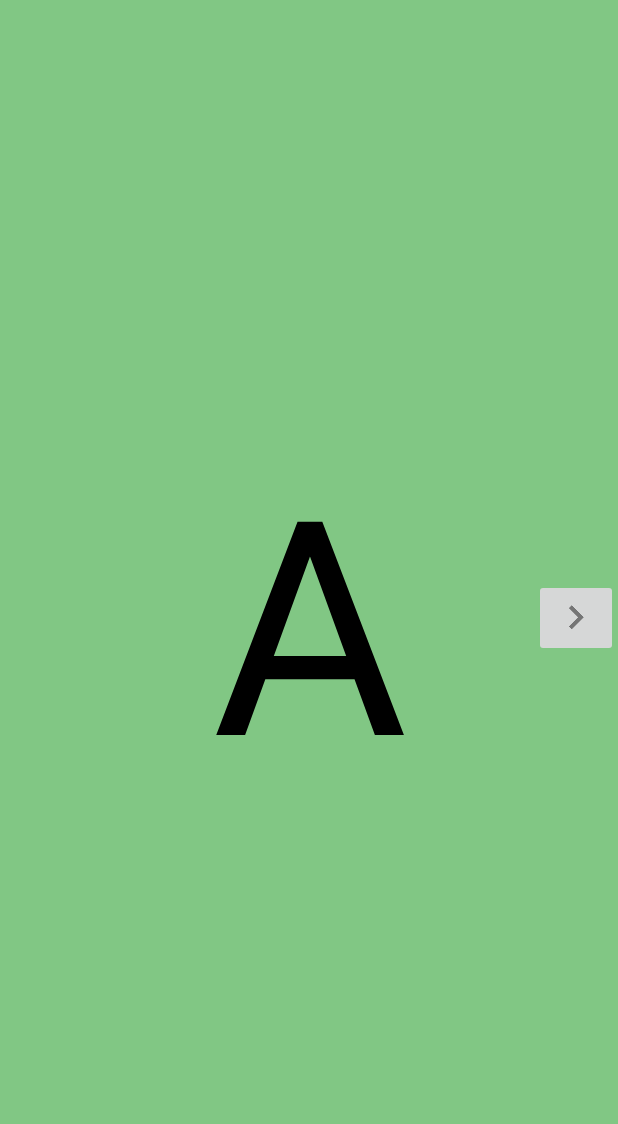
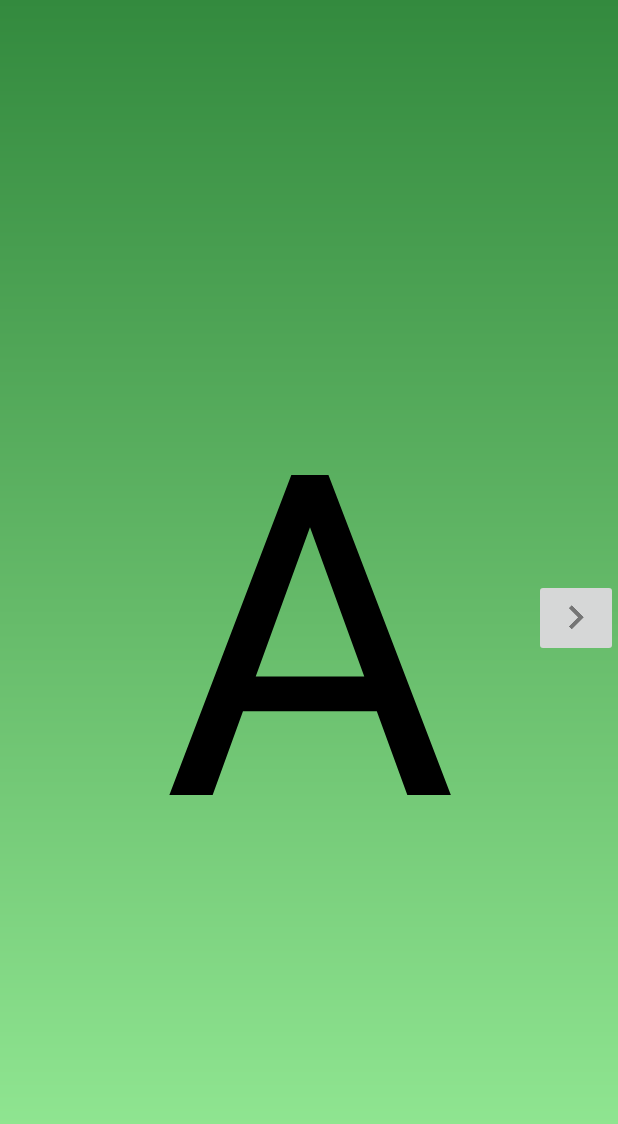
Before and after one commit to baghaii/Alphabetical, an Android app: the screen it shows after launch (AlphabetPagerActivity), on a phone screen of 412 x 824 dp. Shown: the top 1124 px of the screen. Run offline under Robolectric (Android 15) with nearby library versions, the phone set to English and light mode, and no system bars; pictures from the network do not load; 1 statement that could not run was skipped.

Commit message:
Increase visual appeal
Add a background gradient to the letters.
Use setPageTransformer on the ViewPager.

```diff
--- a/app/src/main/AndroidManifest.xml
+++ b/app/src/main/AndroidManifest.xml
@@ -1,6 +1,12 @@
 <?xml version="1.0" encoding="utf-8"?>
 <manifest package="com.sepidehmiller.alphabetical"
           xmlns:android="http://schemas.android.com/apk/res/android">
+  <supports-screens
+    android:smallScreens="true"
+    android:normalScreens="true"
+    android:largeScreens= "true"
+    android:xlargeScreens="true"
+    android:anyDensity="true" />
 
   <application
     android:allowBackup="true"
--- a/app/src/main/java/com/sepidehmiller/alphabetical/AlphabetPagerActivity.java
+++ b/app/src/main/java/com/sepidehmiller/alphabetical/AlphabetPagerActivity.java
@@ -1,6 +1,7 @@
 package com.sepidehmiller.alphabetical;
 
 import android.os.Bundle;
+import android.support.annotation.NonNull;
 import android.support.v4.view.ViewPager;
 import android.support.v7.app.AppCompatActivity;
 import android.view.View;
@@ -31,6 +32,17 @@ public class AlphabetPagerActivity extends AppCompatActivity {
     mViewPager = (ViewPager) findViewById(R.id.activity_alphabet_pager_view_pager);
     final AlphabetPagerAdapter adapter = new AlphabetPagerAdapter(this, mSoundPlayer);
     mViewPager.setAdapter(adapter);
+
+    //http://andraskindler.com/blog/2013/create-viewpager-transitions-a-pagertransformer-example/
+    mViewPager.setPageTransformer(false, new ViewPager.PageTransformer() {
+      @Override
+      public void transformPage(@NonNull View view, float v) {
+        final float normalizedposition = Math.abs(Math.abs(v) - 1);
+        view.setScaleX(normalizedposition / 2 + 0.5f);
+        view.setScaleY(normalizedposition / 2 + 0.5f);
+        view.setRotationY(v * -90);
+      }
+    });
 
     mPrevButton = findViewById(R.id.previous);
     mNextButton = findViewById(R.id.next);
--- a/app/src/main/java/com/sepidehmiller/alphabetical/AlphabetPagerAdapter.java
+++ b/app/src/main/java/com/sepidehmiller/alphabetical/AlphabetPagerAdapter.java
@@ -2,6 +2,7 @@ package com.sepidehmiller.alphabetical;
 
 import android.content.Context;
 import android.graphics.Typeface;
+import android.support.annotation.NonNull;
 import android.support.v4.view.PagerAdapter;
 import android.view.LayoutInflater;
 import android.view.View;
@@ -26,14 +27,14 @@ public class AlphabetPagerAdapter extends PagerAdapter {
         "U","V","W","X","Y","Z"};
   }
 
+  @NonNull
   @Override
-  public Object instantiateItem(ViewGroup container, int position) {
+  public Object instantiateItem(@NonNull ViewGroup container, int position) {
     String alphabet = mAlphabet[position];
 
     LayoutInflater inflater = LayoutInflater.from(mContext);
     TextView layout = (TextView) inflater.inflate(R.layout.textview_alphabet, container, false);
     layout.setText(alphabet);
-
     Typeface face = Typeface.createFromAsset(mContext.getAssets(), "fonts/ChalkboardSE.ttc");
     layout.setTypeface(face);
 
@@ -59,12 +60,12 @@ public class AlphabetPagerAdapter extends PagerAdapter {
   }
 
   @Override
-  public boolean isViewFromObject(View view, Object object) {
+  public boolean isViewFromObject(@NonNull View view, @NonNull Object object) {
     return view == object;
   }
 
   @Override
-  public void destroyItem(ViewGroup container, int position, Object object) {
+  public void destroyItem(@NonNull ViewGroup container, int position,@NonNull Object object) {
     container.removeView((View) object);
   }
 }
--- /dev/null
+++ b/app/src/main/res/drawable/background_gradient.xml
@@ -0,0 +1,11 @@
+<?xml version="1.0" encoding="utf-8"?>
+<shape xmlns:android="http://schemas.android.com/apk/res/android"
+  android:shape="rectangle">
+
+  <gradient
+    android:startColor="@color/colorPrimaryDark"
+    android:centerColor="@color/colorPrimary"
+    android:endColor="@color/colorPrimaryLight"
+    android:angle="-90" />
+
+</shape>
--- /dev/null
+++ b/app/src/main/res/layout-large/textview_alphabet.xml
@@ -0,0 +1,8 @@
+<?xml version="1.0" encoding="utf-8"?>
+<TextView xmlns:android="http://schemas.android.com/apk/res/android"
+          android:layout_width="match_parent"
+          android:layout_height="match_parent"
+          android:gravity="center"
+          android:textSize="400sp"
+          android:textColor="@color/colorText">
+</TextView>
--- a/app/src/main/res/layout-xlarge/textview_alphabet.xml
+++ b/app/src/main/res/layout-xlarge/textview_alphabet.xml
@@ -5,5 +5,4 @@
           android:gravity="center"
           android:textSize="400sp"
           android:textColor="@color/colorText">
-
 </TextView>
--- a/app/src/main/res/layout/activity_alphabet_pager.xml
+++ b/app/src/main/res/layout/activity_alphabet_pager.xml
@@ -6,7 +6,7 @@
   android:id="@+id/view_alphabet_pager"
   android:layout_width="match_parent"
   android:layout_height="match_parent"
-  android:background="@color/colorBackground"
+  android:background="@drawable/background_gradient"
   tools:context="com.sepidehmiller.alphabetical.AlphabetPagerActivity">
 
   <android.support.v4.view.ViewPager
--- a/app/src/main/res/layout/textview_alphabet.xml
+++ b/app/src/main/res/layout/textview_alphabet.xml
@@ -3,7 +3,6 @@
           android:layout_width="match_parent"
           android:layout_height="match_parent"
           android:gravity="center"
-          android:textSize="200sp"
+          android:textSize="300sp"
           android:textColor="@color/colorText">
-
 </TextView>
--- a/app/src/main/res/values/colors.xml
+++ b/app/src/main/res/values/colors.xml
@@ -1,9 +1,11 @@
 <?xml version="1.0" encoding="utf-8"?>
 <resources>
-  <color name="colorPrimary">#66BB6A</color>
-  <color name="colorPrimaryDark">#43A047</color>
+  <color name="colorPrimary">#66bb6a</color>
+  <color name="colorPrimaryDark">#338a3e</color>
   <color name="colorAccent">#FF4081</color>
-  <color name="colorBackground">#81C784</color>
+
+  <color name="colorPrimaryLight">#98ee99</color>
+
 
   <color name="colorText">#000000</color>
 
```
Also changed, not shown: app/build.gradle (+10 -10 lines), build.gradle (+9 -1 lines), gradle/wrapper/gradle-wrapper.properties, 2 other files.
